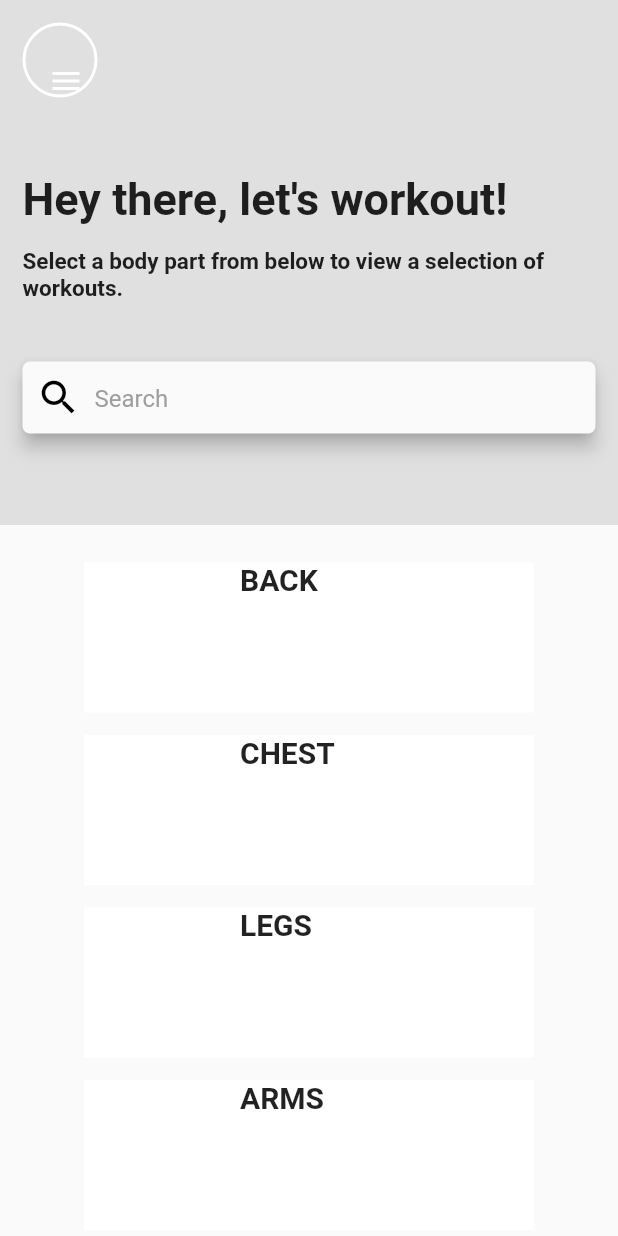
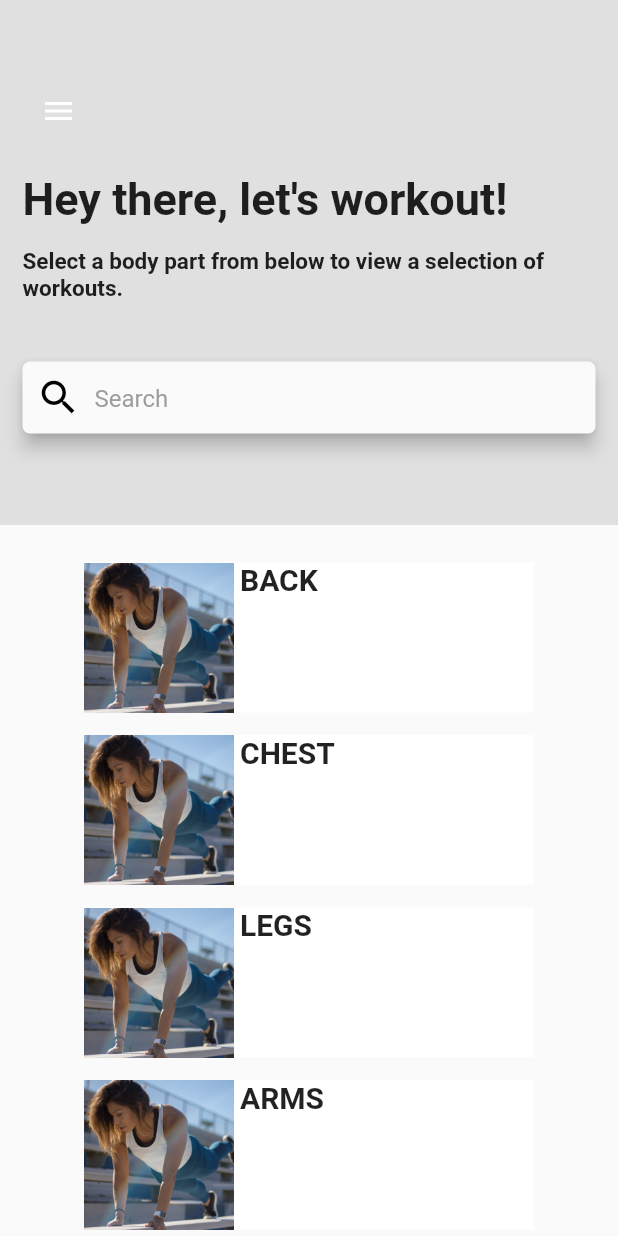
Before and after one commit to tobyau/AI-Workout, a Flutter app: the HomePage screen opened directly, on a phone screen of 412 x 824 dp. Run offline on Flutter 3.47's test engine with Material 2 defaults, Android fonts, the phone set to English and light mode, and no system bars; our stand-ins replace camera, firebase_analytics, firebase_auth, sliding_up_panel; accounts and stored records are empty; Roboto replaces fonts that are missing (Quicksand).

Commit message:
Cleaned up code a bit, added images for show to body part selection cards, moved menu icon down a little for better visibility

```diff
--- a/lib/pages/HomePage.dart
+++ b/lib/pages/HomePage.dart
@@ -1,6 +1,6 @@
 import 'package:flutter/material.dart';
 import 'package:ai_workout/components/auth.dart';
-import 'package:ai_workout/components/camera.dart';
+//import 'package:ai_workout/components/camera.dart';
 import '../components/drawer.dart';
 
 import './WorkoutPage.dart';
@@ -45,28 +45,6 @@ class _HomePageState extends State<HomePage>
       }
     }
 
-    int getColorHexFromStr(String colorStr) {
-    colorStr = "FF" + colorStr;
-    colorStr = colorStr.replaceAll("#", "");
-    int val = 0;
-    int len = colorStr.length;
-    for (int i = 0; i < len; i++) {
-      int hexDigit = colorStr.codeUnitAt(i);
-      if (hexDigit >= 48 && hexDigit <= 57) {
-        val += (hexDigit - 48) * (1 << (4 * (len - 1 - i)));
-      } else if (hexDigit >= 65 && hexDigit <= 70) {
-        // A..F
-        val += (hexDigit - 55) * (1 << (4 * (len - 1 - i)));
-      } else if (hexDigit >= 97 && hexDigit <= 102) {
-        // a..f
-        val += (hexDigit - 87) * (1 << (4 * (len - 1 - i)));
-      } else {
-        throw new FormatException("An error occurred when converting a color");
-      }
-    }
-    return val;
-  }
-
   _handleOnPressed() {
     setState(() {
       isClicked = !isClicked;
@@ -109,7 +87,8 @@ class _HomePageState extends State<HomePage>
                 width: 100.0,
                 height: 150.0,
                 decoration: BoxDecoration(
-                  ),
+                  image: DecorationImage(
+                      image: AssetImage(imgPath), fit: BoxFit.cover)),
               ),
               SizedBox(width: 4.0),
               Column(
@@ -118,6 +97,7 @@ class _HomePageState extends State<HomePage>
                     children: <Widget>[
                       Text(
                         title,
+                        textAlign: TextAlign.center,
                         style: TextStyle(
                             fontFamily: 'Quicksand',
                             fontSize: 20.0,
@@ -152,9 +132,6 @@ class _HomePageState extends State<HomePage>
                   child: Container(
                     height: 400.0,
                     width: 400.0,
-                    // decoration: BoxDecoration(
-                    //     borderRadius: BorderRadius.circular(200.0),
-                    //     color: Colors.green),
                   ),
                 ),
                 Positioned(
@@ -163,38 +140,13 @@ class _HomePageState extends State<HomePage>
                   child: Container(
                       height: 300.0,
                       width: 300.0,
-                      // decoration: BoxDecoration(
-                      //     borderRadius: BorderRadius.circular(150.0),
-                      //     color: Colors.red,
-                      // ),
                   ),
                 ),
                 Column(
                   crossAxisAlignment: CrossAxisAlignment.start,
                   children: <Widget>[
                     SizedBox(height: 15.0),
-                    Row(
-                      children: <Widget>[
-                        SizedBox(width: 15.0),
-                        Container(
-                          alignment: Alignment.topLeft,
-                          height: 50.0,
-                          width: 50.0,
-                          decoration: BoxDecoration(
-                              borderRadius: BorderRadius.circular(25.0),
-                              border: Border.all(
-                                  color: Colors.white,
-                                  style: BorderStyle.solid,
-                                  width: 2.0),
-                              ),
-                        ),
-                        SizedBox(
-                            width: MediaQuery.of(context).size.width - 120.0),
-
-                        SizedBox(height: 15.0),
-                      ],
-                    ),
-                    SizedBox(height: 50.0),
+                    SizedBox(height: 100.0),
                     Padding(
                       padding: EdgeInsets.only(left: 15.0),
                       child: Text(
@@ -242,11 +194,11 @@ class _HomePageState extends State<HomePage>
               ],
             ),
             SizedBox(height: 10.0),
-            itemCard('BACK', 'assets/ottoman.jpg'),
-            itemCard('CHEST', 'assets/anotherchair.jpg'),
-            itemCard('LEGS', 'assets/chair.jpg'),
-            itemCard('ARMS', 'assets/chair.jpg'),
-            itemCard('ARMS', 'assets/chair.jpg')
+            itemCard('BACK', 'assets/temp.jpg'),
+            itemCard('CHEST', 'assets/temp.jpg'),
+            itemCard('LEGS', 'assets/temp.jpg'),
+            itemCard('ARMS', 'assets/temp.jpg'),
+            itemCard('CORE', 'assets/temp.jpg')
           ],
         )
       ],
@@ -271,8 +223,8 @@ class _HomePageState extends State<HomePage>
             // ),
             homePageWigets(),
             Positioned(
-              left: 20.0,
-              top: 30.0,
+              left: 15.0,
+              top: 50.0,
               child: IconButton(
                 icon: AnimatedIcon(
                   icon: AnimatedIcons.menu_close,
```
